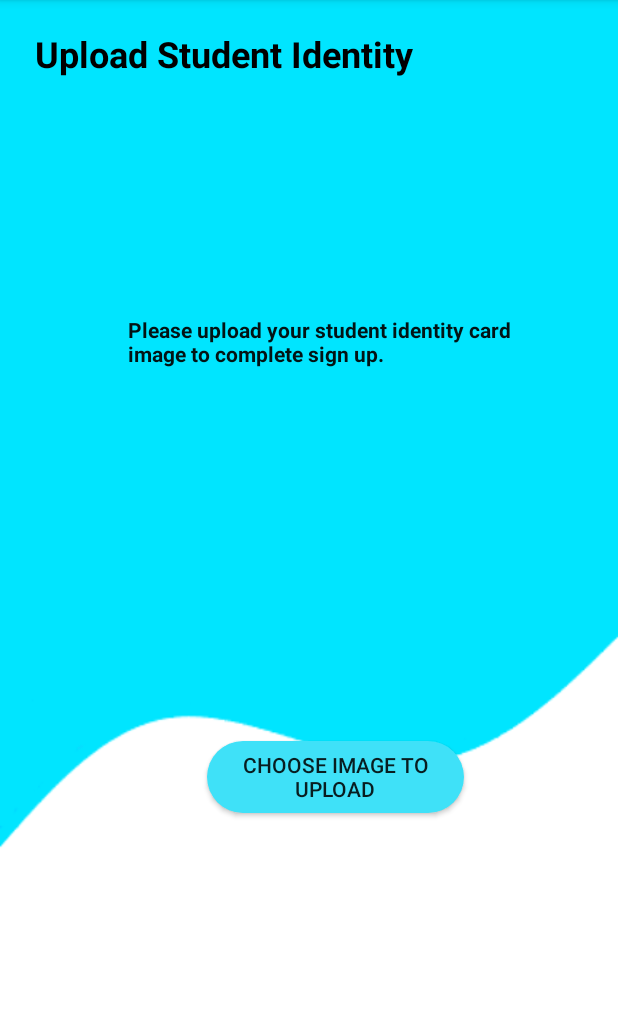
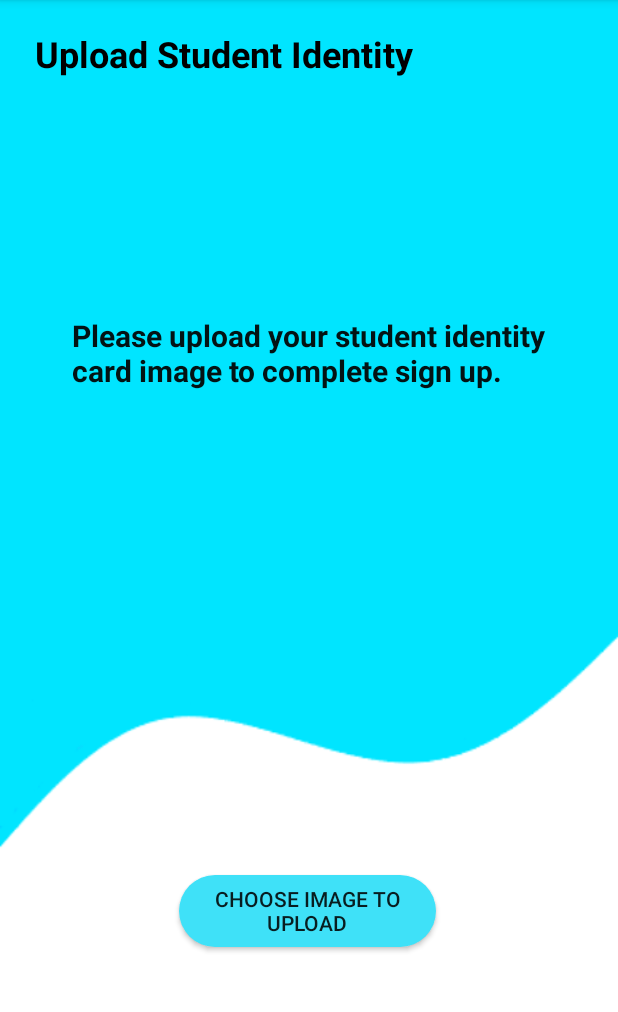
Before and after one commit to GagandeepChugh-prog/HumSafar, an Android app: the PhoneNumberVerification screen opened directly, with no data from a screen before it, on a phone screen of 412 x 824 dp, the part 84-1096 px from its top. Run offline under Robolectric (Android 15) with nearby library versions, the phone set to English and light mode, and no system bars; our stand-ins replace Firebase (no records; nobody signed in at launch, a user with empty details on screens opened directly); Roboto replaces fonts that are not available here.

Commit message:
UI changes according to neeti phone

```diff
--- a/app/src/main/res/layout/activity_phone_number_verification.xml
+++ b/app/src/main/res/layout/activity_phone_number_verification.xml
@@ -14,9 +14,9 @@
         android:layout_alignParentStart="true"
         android:layout_alignParentLeft="true"
         android:layout_alignParentTop="true"
-        android:layout_marginStart="138dp"
-        android:layout_marginLeft="138dp"
-        android:layout_marginTop="494dp"
+        android:layout_marginStart="119dp"
+        android:layout_marginLeft="119dp"
+        android:layout_marginTop="583dp"
         android:background="@drawable/roundedbutton"
         android:text="Choose Image to Upload"
         tools:layout_editor_absoluteX="130dp"
@@ -24,16 +24,17 @@
 
     <TextView
         android:id="@+id/textView"
-        android:layout_width="265dp"
-        android:layout_height="55dp"
+        android:layout_width="328dp"
+        android:layout_height="123dp"
         android:layout_alignParentStart="true"
         android:layout_alignParentLeft="true"
         android:layout_alignParentTop="true"
-        android:layout_marginStart="85dp"
-        android:layout_marginLeft="85dp"
+        android:layout_marginStart="48dp"
+        android:layout_marginLeft="48dp"
         android:layout_marginTop="210dp"
         android:text="Please upload your student identity card image to complete sign up."
         android:textColor="#EE030303"
+        android:textSize="20dp"
         android:textStyle="bold"
         app:fontFamily="@font/adamina" />
 
--- a/app/src/main/res/layout/fragment_driver.xml
+++ b/app/src/main/res/layout/fragment_driver.xml
@@ -101,9 +101,9 @@
         android:layout_below="@+id/driverSeats"
         android:layout_alignParentEnd="true"
         android:layout_alignParentRight="true"
-        android:layout_marginTop="-552dp"
-        android:layout_marginEnd="235dp"
-        android:layout_marginRight="235dp"
+        android:layout_marginTop="66dp"
+        android:layout_marginEnd="150dp"
+        android:layout_marginRight="150dp"
         android:background="@drawable/roundedbutton"
         android:text="Offer Ride" />
 
```
Also changed, not shown: app/src/main/res/layout/activity_get_driver_data.xml (+16 -0 lines), app/src/main/res/layout/activity_get_rider_data.xml (+19 -2 lines), app/src/main/res/layout/activity_login.xml (+22 -22 lines).
